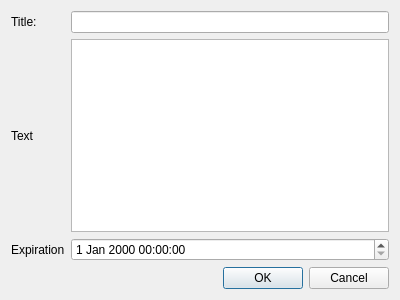
Qt form src/ui/scheduledialog.ui (seberm/salarm) before a commit.
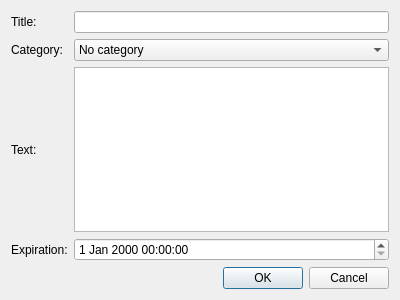
The same form after that commit.

Diff of the .ui file:
```diff
--- a/src/ui/scheduledialog.ui
+++ b/src/ui/scheduledialog.ui
@@ -18,23 +18,23 @@
     <layout class="QHBoxLayout" name="horizontalLayout">
      <item>
       <layout class="QGridLayout" name="gridLayout">
-       <item row="1" column="1">
+       <item row="2" column="1">
         <widget class="QPlainTextEdit" name="plainTextEditText"/>
        </item>
-       <item row="1" column="0">
+       <item row="2" column="0">
         <widget class="QLabel" name="lblText">
          <property name="text">
-          <string>Text</string>
+          <string>Text:</string>
          </property>
         </widget>
        </item>
-       <item row="2" column="1">
+       <item row="3" column="1">
         <widget class="QDateTimeEdit" name="dateTimeEditExpiration"/>
        </item>
-       <item row="2" column="0">
+       <item row="3" column="0">
         <widget class="QLabel" name="lblExpiration">
          <property name="text">
-          <string>Expiration</string>
+          <string>Expiration:</string>
          </property>
         </widget>
        </item>
@@ -48,6 +48,22 @@
          </property>
         </widget>
        </item>
+       <item row="1" column="1">
+        <widget class="QComboBox" name="comboBoxCategory">
+         <item>
+          <property name="text">
+           <string>No category</string>
+          </property>
+         </item>
+        </widget>
+       </item>
+       <item row="1" column="0">
+        <widget class="QLabel" name="lblCategory">
+         <property name="text">
+          <string>Category:</string>
+         </property>
+        </widget>
+       </item>
       </layout>
      </item>
     </layout>
```
